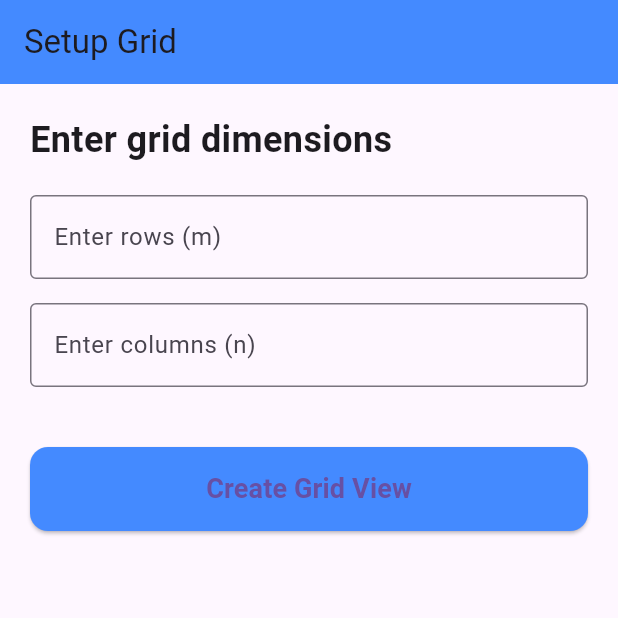
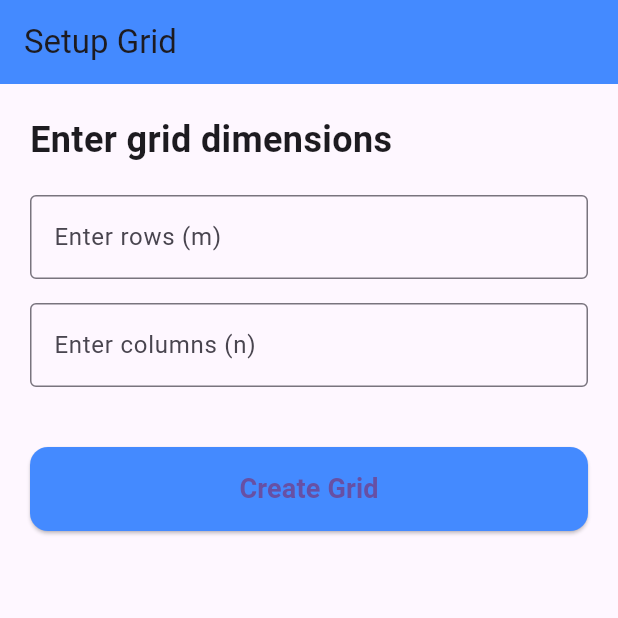
Before and after one commit to Sumitjadhav2001/Grid_Flutter, a Flutter app: the screen it shows after launch, on a phone screen of 412 x 824 dp, the top half of it. Run offline on Flutter 3.47's test engine with Material 3 defaults, Android fonts, the phone set to English and light mode, and no system bars.

Commit message:
Flutter Grid

```diff
--- a/lib/screens/setup_screen.dart
+++ b/lib/screens/setup_screen.dart
@@ -65,7 +65,7 @@ class _SetupScreenState extends State<SetupScreen> {
                 ),
               ),
               child: Text(
-                'Create Grid View',
+                'Create Grid',
                 style: TextStyle(fontSize: 18, fontWeight: FontWeight.bold),
               ),
             ),
```
